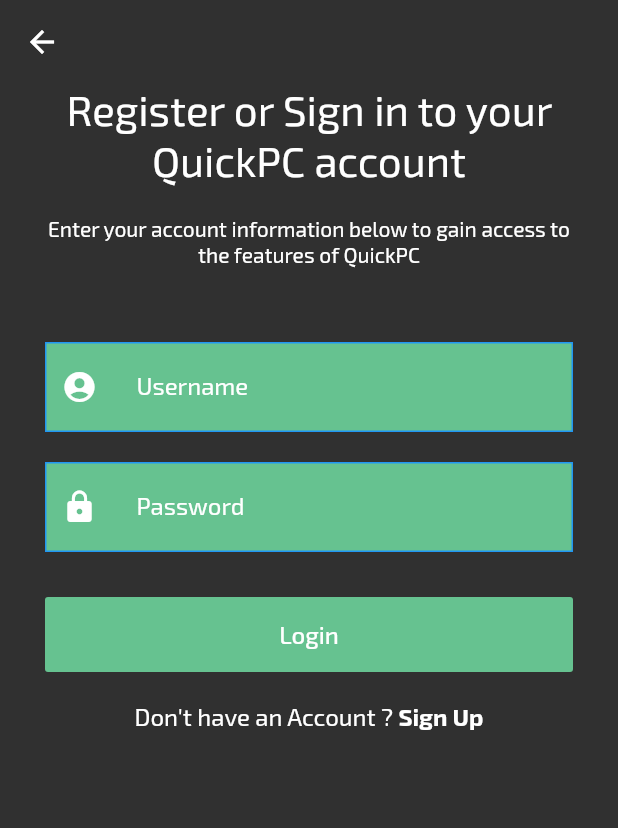
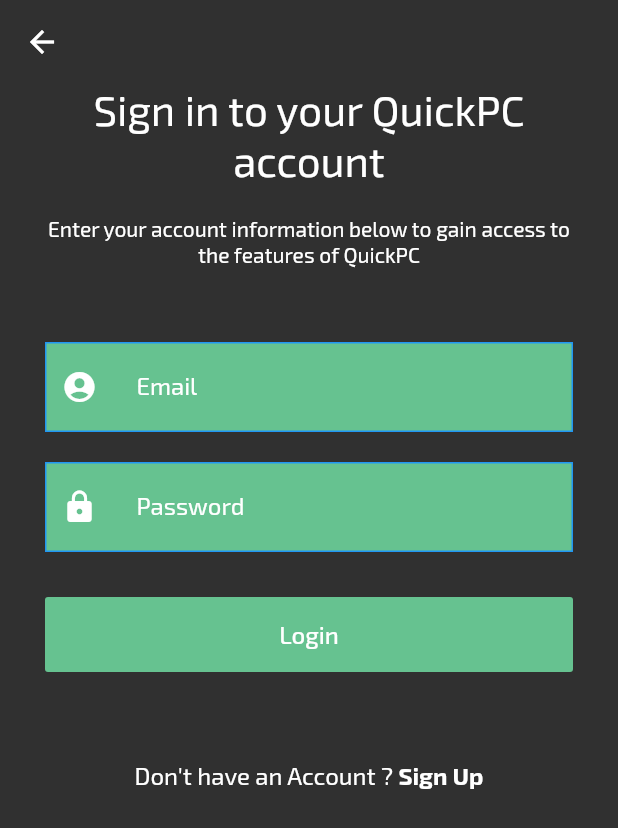
Before and after one commit to gcisneros310/QuickPC, a Flutter app: the LoginScreen screen opened directly, on a phone screen of 412 x 824 dp. Shown: the top 828 px of the screen. Run offline on Flutter 3.47's test engine with Material 2 defaults, Android fonts, the light colour scheme and no system bars; our stand-ins replace firebase_auth, google_fonts; accounts and stored records are empty.

```diff
--- /dev/null
+++ b/lib/models/users.dart
@@ -0,0 +1,7 @@
+class User {
+  final String uid;
+
+  User({this.uid});
+
+
+}
--- a/lib/pages/loginscreen.dart
+++ b/lib/pages/loginscreen.dart
@@ -2,13 +2,30 @@
 import 'package:flutter/material.dart';
 import 'package:google_fonts/google_fonts.dart';
 import 'package:quick_pc/pages/registerscreen.dart';
-import 'package:quick_pc/pages/home.dart';
+import 'file:///C:/Users/Osman/AndroidStudioProjects/QuickPC/lib/pages/home/home.dart';
+import 'package:quick_pc/services/auth.dart';
 
-class LoginScreen extends StatelessWidget {
+class LoginScreen extends StatefulWidget {
+
+  @override
+  _LoginScreenState createState() => _LoginScreenState();
+}
+
+class _LoginScreenState extends State<LoginScreen> {
+  final AuthService _auth  = AuthService();
+
+  // key used to identify form
+  final _formkey = GlobalKey<FormState>();
+
   final Color logoColor = Color(0xff66C290);
 
   final TextEditingController nameController = TextEditingController();
+
   final TextEditingController passwordController = TextEditingController();
+
+  String email  = "";
+  String password =  "";
+  String error = "";
 
   @override
   Widget build(BuildContext context) {
@@ -21,13 +38,15 @@
         body: Container(
           alignment: Alignment.topCenter,
           margin: EdgeInsets.symmetric(horizontal: 30),
+          child: Form (
+            key: _formkey,
             child: SingleChildScrollView(
               child: Column(
                 mainAxisAlignment: MainAxisAlignment.center,
                 crossAxisAlignment: CrossAxisAlignment.center,
                 children: <Widget>[
                   Text(
-                  'Register or Sign in to your QuickPC account',
+                    'Sign in to your QuickPC account',
                     textAlign: TextAlign.center,
                     style:
                     GoogleFonts.exo2(color: Colors.white, fontSize: 28),
@@ -40,9 +59,9 @@
                     GoogleFonts.exo2(color: Colors.white, fontSize: 14),
                   ),
                   SizedBox(height: 50,),
-                _buildTextField(nameController, Icons.account_circle, 'Username'),
+                  _buildTextFieldEmail(nameController, Icons.account_circle, 'Email'),
                   SizedBox(height: 20),
-                _buildTextField(passwordController, Icons.lock, 'Password'),
+                  _buildTextFieldPassword(passwordController, Icons.lock, 'Password'),
 
                   //Login Button
                   SizedBox(height: 30),
@@ -50,14 +69,25 @@
                     elevation: 0,
                     minWidth: double.maxFinite,
                     height: 50,
-                  onPressed: () {
-                    Navigator.push(context,
-                        MaterialPageRoute(builder: (_) => Home()));
+                    onPressed: () async{
+                      if(_formkey.currentState.validate()){
+                        dynamic result = await _auth.signInWithEmailAndPassword(email, password);
+                       if(result == null){
+                        setState(() => error = 'Could not Sign In With Those Credentials');
+                        }
+                        //Navigator.push(context,
+                            //MaterialPageRoute(builder: (_) => Home()));
+                      }
                     },
                     color: logoColor,
                     child: Text('Login',
                         style: GoogleFonts.exo2(color: Colors.white, fontSize: 16)),
                     textColor: Colors.white,
+                  ),
+                  SizedBox(height: 20),
+                  Text (
+                      error,
+                      style: GoogleFonts.exo2(color: Colors.white, fontSize: 16)
                   ),
                   SizedBox(height: 20),
                   Row(
@@ -80,17 +110,22 @@
                 ],
               ),
             ),
+          )
         ));
   }
 
-  _buildTextField(
+  _buildTextFieldPassword(
       TextEditingController controller, IconData icon, String labelText) {
     bool _secureText = true;
     return Container(
       padding: EdgeInsets.symmetric(horizontal: 10, vertical: 5),
       decoration: BoxDecoration(
           color: logoColor, border: Border.all(color: Colors.blue)),
-      child: TextField(
+      child: TextFormField(
+        validator: (val) => val.length < 6 ? 'Enter a password 6 characters or more' : null,
+        onChanged: (val) {
+          setState(() => password = val);
+        },
         controller: controller,
         style: GoogleFonts.exo2(color: Colors.white),
         decoration: InputDecoration(
@@ -107,4 +142,32 @@
       ),
     );
   }
+
+  _buildTextFieldEmail(
+      TextEditingController controller, IconData icon, String labelText) {
+    bool _secureText = true;
+    return Container(
+      padding: EdgeInsets.symmetric(horizontal: 10, vertical: 5),
+      decoration: BoxDecoration(
+          color: logoColor, border: Border.all(color: Colors.blue)),
+      child: TextFormField(
+        validator: (val) => val.isEmpty ? 'Enter an email' : null,
+        onChanged: (val) {
+          setState(() => email = val);
+        },
+        controller: controller,
+        style: GoogleFonts.exo2(color: Colors.white),
+        decoration: InputDecoration(
+            contentPadding: EdgeInsets.symmetric(horizontal: 10),
+            labelText: labelText,
+            labelStyle: GoogleFonts.exo2(color: Colors.white),
+            icon: Icon(
+              icon,
+              color: Colors.white,
+            ),
+            // prefix: Icon(icon),
+            border: InputBorder.none),
+      ),
+    );
   }
+}
--- a/pubspec.yaml
+++ b/pubspec.yaml
@@ -30,6 +30,7 @@
   cupertino_icons: ^1.0.2
   firebase_auth: ^0.14.0+5
   cloud_firestore: ^0.13.0+1
+  provider: ^5.0.0
 
   google_fonts:
 dev_dependencies:
```
Also changed, not shown: lib/main.dart (+19 -5 lines), lib/pages/authenticate/authenticate.dart (added, +19 -0 lines), lib/pages/home/home.dart (renamed from lib/pages/home.dart, +12 -0 lines), lib/pages/registerscreen.dart (+38 -8 lines), lib/pages/wrapper.dart (added, +23 -0 lines), lib/services/auth.dart (added, +69 -0 lines), pubspec.lock. Lines whose indentation alone changed are shown as unchanged.
